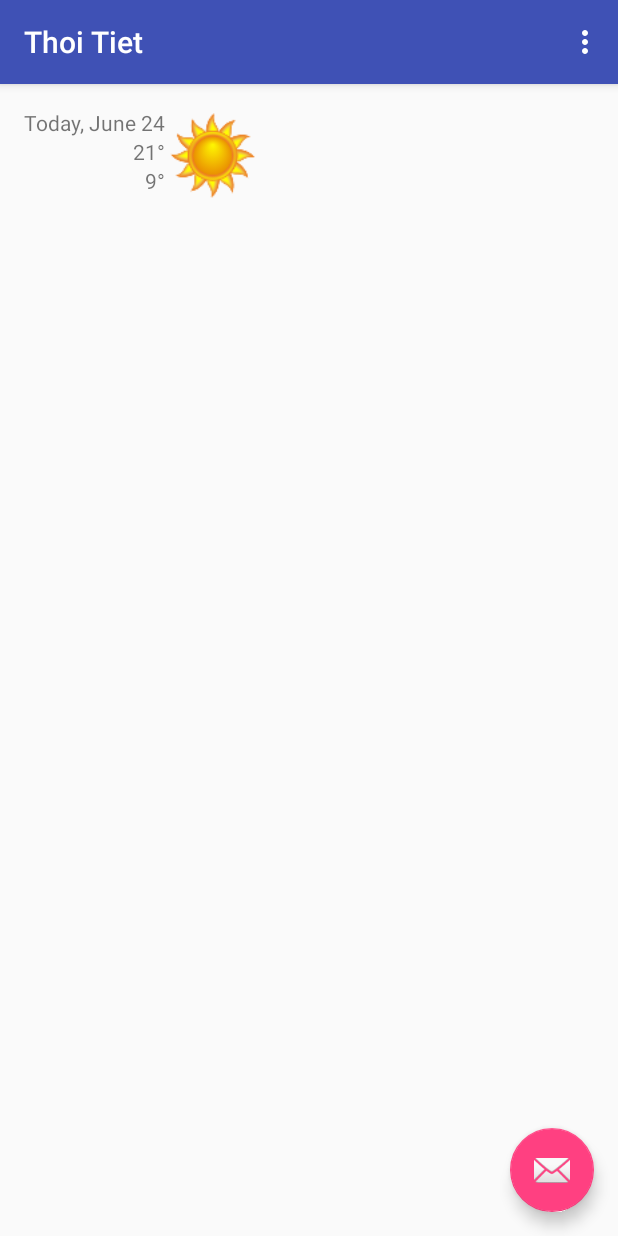
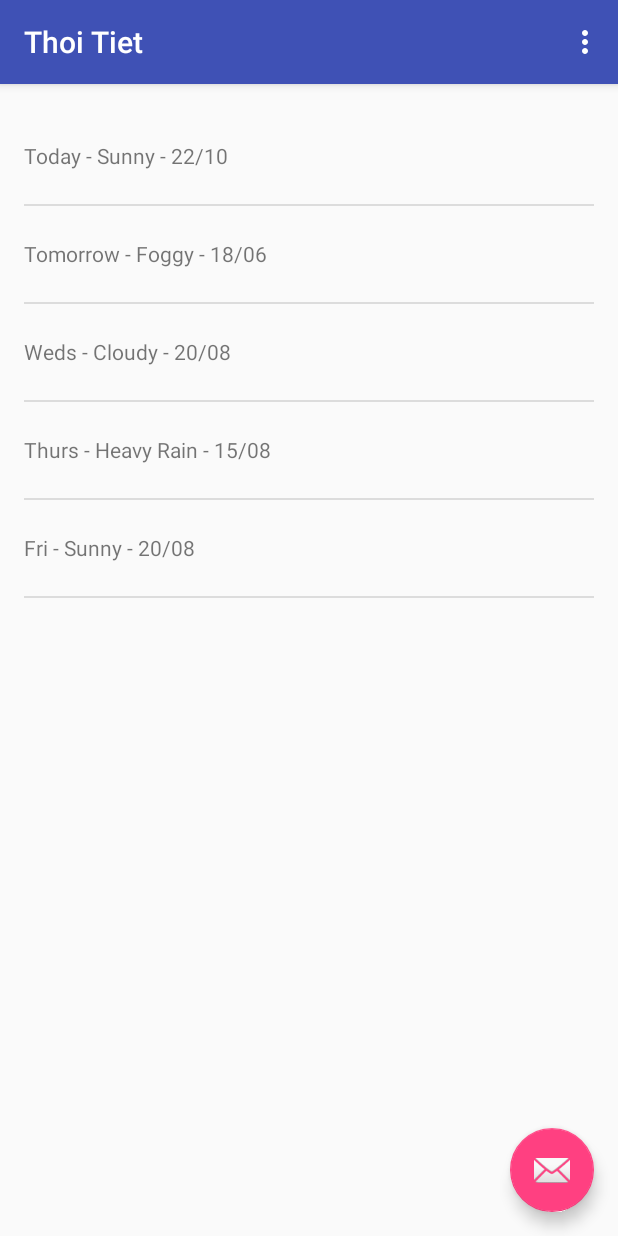
Before and after one commit to quoctuong/ThoiTiet, an Android app: the screen it shows after launch (MainActivity), on a phone screen of 412 x 824 dp. Run offline under Robolectric (Android 15) with nearby library versions, the phone set to English and light mode, and no system bars.

Commit message:
Add list to Fragment

```diff
--- a/app/src/main/java/com/qngo/thoitiet/MainActivityFragment.java
+++ b/app/src/main/java/com/qngo/thoitiet/MainActivityFragment.java
@@ -5,11 +5,19 @@ import android.os.Bundle;
 import android.view.LayoutInflater;
 import android.view.View;
 import android.view.ViewGroup;
+import android.widget.ArrayAdapter;
+import android.widget.ListView;
+
+import java.util.ArrayList;
+import java.util.Arrays;
+import java.util.List;
 
 /**
  * A placeholder fragment containing a simple view.
  */
 public class MainActivityFragment extends Fragment {
+
+    private ArrayAdapter<String> mForecastAdapter;
 
     public MainActivityFragment() {
     }
@@ -17,6 +25,32 @@ public class MainActivityFragment extends Fragment {
     @Override
     public View onCreateView(LayoutInflater inflater, ViewGroup container,
                              Bundle savedInstanceState) {
-        return inflater.inflate(R.layout.fragment_main, container, false);
+        View viewFragment = inflater.inflate(R.layout.fragment_main, container, false);
+
+        String[] arrForecast = {
+                "Today - Sunny - 22/10",
+                "Tomorrow - Foggy - 18/06",
+                "Weds - Cloudy - 20/08",
+                "Thurs - Heavy Rain - 15/08",
+                "Fri - Sunny - 20/08"
+        };
+
+        List<String> listWeekForecast = new ArrayList<String>(Arrays.asList(arrForecast));
+
+        // Setup Array Adapter
+        mForecastAdapter = new ArrayAdapter<String>(
+                // Current context
+                getActivity(),
+                // ID of list item
+                R.layout.list_item_forecast,
+                // ID of text view
+                R.id.list_item_forecast_textview,
+                // Data
+                listWeekForecast);
+
+        ListView listView = (ListView) viewFragment.findViewById(R.id.lv_forecast);
+        listView.setAdapter(mForecastAdapter);
+
+        return viewFragment;
     }
 }
--- a/app/src/main/res/layout/fragment_main.xml
+++ b/app/src/main/res/layout/fragment_main.xml
@@ -1,40 +1,16 @@
-<RelativeLayout xmlns:android="http://schemas.android.com/apk/res/android"
-    xmlns:tools="http://schemas.android.com/tools" android:layout_width="match_parent"
-    android:layout_height="match_parent" android:paddingLeft="@dimen/activity_horizontal_margin"
+<FrameLayout xmlns:android="http://schemas.android.com/apk/res/android"
+    xmlns:tools="http://schemas.android.com/tools"
+    android:layout_width="match_parent"
+    android:layout_height="match_parent"
+    android:paddingLeft="@dimen/activity_horizontal_margin"
     android:paddingRight="@dimen/activity_horizontal_margin"
     android:paddingTop="@dimen/activity_vertical_margin"
     android:paddingBottom="@dimen/activity_vertical_margin" tools:showIn="@layout/activity_main"
     tools:context=".MainActivityFragment">
 
-    <TextView android:text="Today, June 24" android:layout_width="wrap_content"
-        android:layout_height="wrap_content"
-        android:id="@+id/tvToday" />
+    <ListView
+        android:layout_width="match_parent"
+        android:layout_height="match_parent"
+        android:id="@+id/lv_forecast" />
 
-    <TextView
-        android:layout_width="wrap_content"
-        android:layout_height="wrap_content"
-        android:text="21°"
-        android:id="@+id/tvHighestTemprature"
-        android:layout_below="@+id/tvToday"
-        android:layout_alignRight="@+id/tvToday"
-        android:layout_alignEnd="@+id/tvToday" />
-
-    <TextView
-        android:layout_width="wrap_content"
-        android:layout_height="wrap_content"
-        android:text="9°"
-        android:id="@+id/tvLowestTemprature"
-        android:layout_below="@+id/tvHighestTemprature"
-        android:layout_alignRight="@+id/tvHighestTemprature"
-        android:layout_alignEnd="@+id/tvHighestTemprature" />
-
-    <ImageView
-        android:layout_width="64dp"
-        android:layout_height="64dp"
-        android:src="@mipmap/ic_launcher"
-        android:id="@+id/imageView"
-        android:layout_alignParentTop="true"
-        android:layout_toRightOf="@+id/tvToday"
-        android:layout_toEndOf="@+id/tvToday" />
-
-</RelativeLayout>
+</FrameLayout>
```
